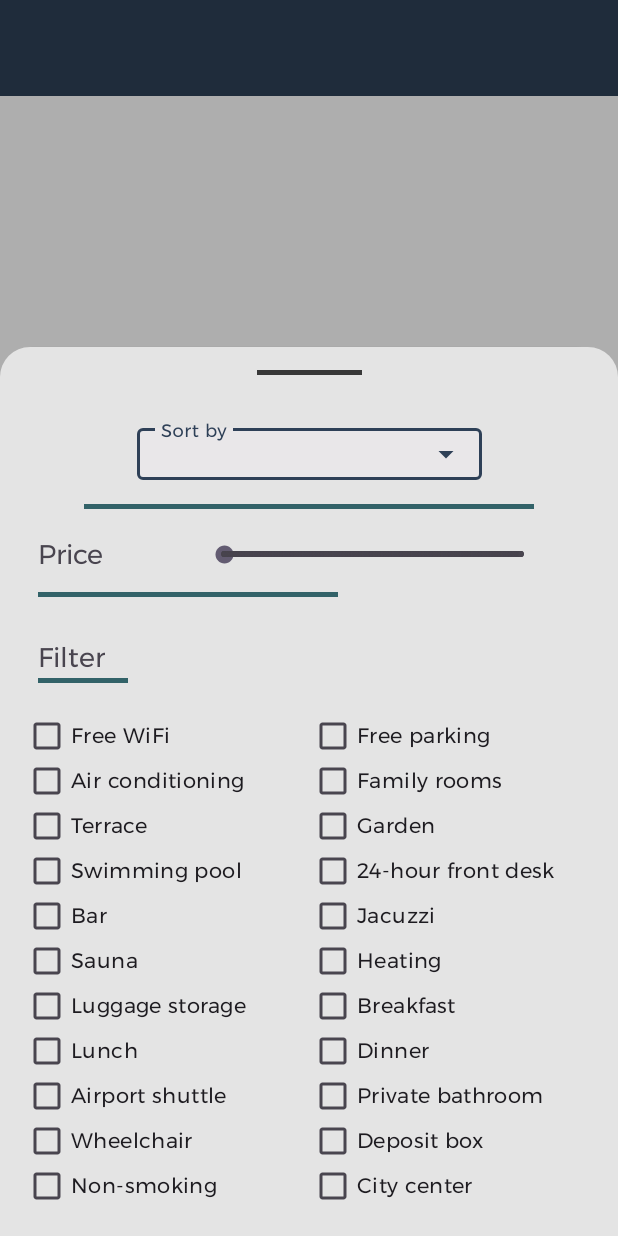
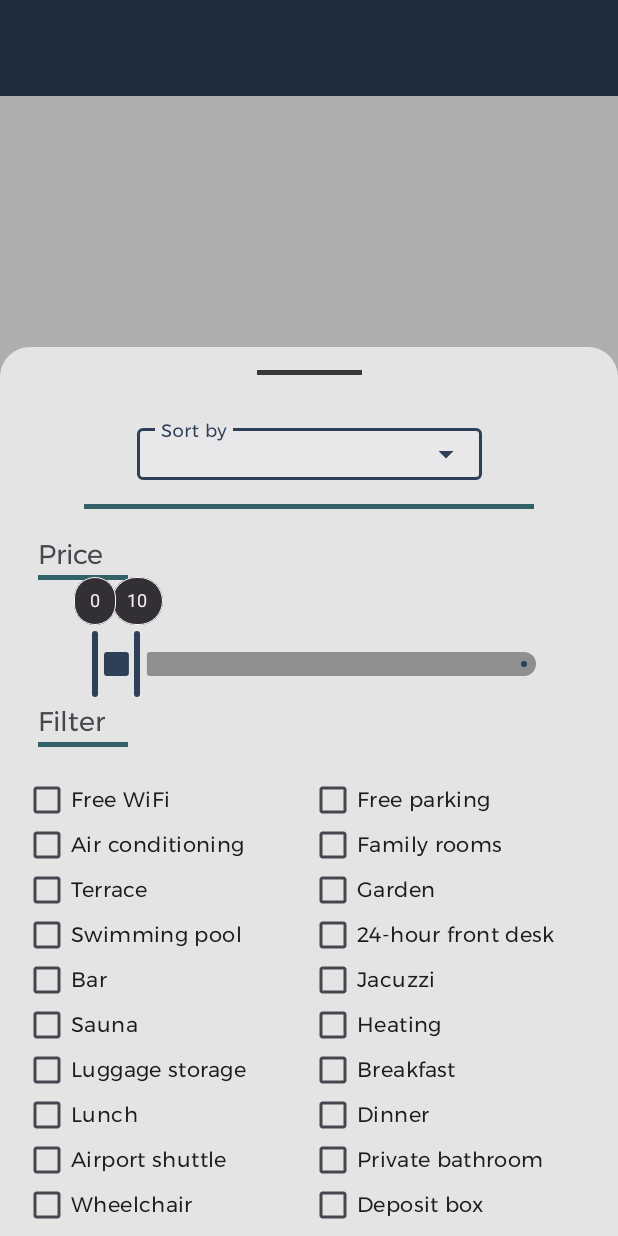
Before and after one commit to Olivera2708/Bookify-mobile, an Android app: the screen it shows after launch (ResultsActivity), after a tap on an icon or button, on a phone screen of 412 x 824 dp. Run offline under Robolectric (Android 15) with nearby library versions, the phone set to English and light mode, and no system bars.

Commit message:
done with price slider

```diff
--- a/app/src/main/res/layout/filter.xml
+++ b/app/src/main/res/layout/filter.xml
@@ -62,39 +62,39 @@
         app:layout_constraintStart_toStartOf="parent"
         app:layout_constraintTop_toBottomOf="@id/lineSort" />
 
-    <SeekBar
+    <com.google.android.material.slider.RangeSlider
         android:id="@+id/priceBar"
-        style="@style/Widget.AppCompat.SeekBar.Discrete"
-        android:layout_width="230dp"
+        android:layout_width="330dp"
         android:layout_height="wrap_content"
-        android:max="1000"
-        android:progress="1"
-        android:layout_marginStart="30dp"
-        app:layout_constraintStart_toEndOf="@id/priceText"
+        android:valueFrom="0"
+        android:valueTo="100"
+        android:layout_marginTop="0dp"
+        app:labelBehavior="visible"
+        app:values="@array/initial_price_values"
+        app:trackColorInactive="?attr/colorSurfaceContainerHighest"
         app:layout_constraintEnd_toEndOf="parent"
-        app:layout_constraintTop_toTopOf="@id/priceText"
-        app:layout_constraintBottom_toBottomOf="@id/priceText"/>
+        app:layout_constraintStart_toStartOf="parent"
+        app:layout_constraintTop_toBottomOf="@+id/linePrice" />
 
     <View
         android:id="@+id/linePrice"
-        android:layout_width="200dp"
+        android:layout_width="60dp"
         android:layout_height="3dp"
         android:layout_gravity="center_horizontal"
-        android:layout_marginVertical="16dp"
+        android:layout_marginVertical="0dp"
         android:background="?colorOutline"
         app:layout_constraintStart_toStartOf="@id/priceText"
-        app:layout_constraintTop_toBottomOf="@+id/priceBar" />
+        app:layout_constraintTop_toBottomOf="@+id/priceText" />
 
     <TextView
         android:id="@+id/filterText"
         android:layout_width="wrap_content"
         android:layout_height="wrap_content"
+        android:layout_marginHorizontal="10dp"
         android:text="@string/filter"
         android:textSize="18sp"
-        android:layout_marginTop="26dp"
-        android:layout_marginHorizontal="10dp"
         app:layout_constraintStart_toStartOf="parent"
-        app:layout_constraintTop_toBottomOf="@id/linePrice"/>
+        app:layout_constraintTop_toBottomOf="@+id/priceBar" />
 
     <View
         android:id="@+id/lineFilter"
@@ -402,7 +402,7 @@
             android:layout_weight="1"
             android:backgroundTint="@color/caribbean"
             android:text="@string/save"
-            android:textColor="@color/light_grey"
+            android:textColor="@color/off_white"
             app:layout_constraintBottom_toBottomOf="parent"
             app:layout_constraintEnd_toEndOf="parent" />
     </LinearLayout>
--- a/app/src/main/res/values-night/themes.xml
+++ b/app/src/main/res/values-night/themes.xml
@@ -6,8 +6,9 @@
         <item name="colorPrimaryContainer">@color/dark_grey</item>
         <item name="colorOnPrimaryContainer">@color/honeydew</item>
 
-        <item name="colorPrimary">@color/light_grey</item>
+        <item name="colorPrimary">@color/off_white</item>
         <item name="colorPrimaryDark">@color/dark_grey</item>
+<!--        <item name="colorSurfaceContainerHighest">@color/off_white</item>-->
 
         <item name="android:windowBackground">@color/dark_background</item>
         <item name="popupMenuBackground">@color/grey</item>
--- /dev/null
+++ b/app/src/main/res/values/arrays.xml
@@ -0,0 +1,7 @@
+<?xml version="1.0" encoding="utf-8"?>
+<resources>
+    <array name="initial_price_values">
+        <item>0</item>
+        <item>10</item>
+    </array>
+</resources>
--- a/app/src/main/res/values/colors.xml
+++ b/app/src/main/res/values/colors.xml
@@ -7,8 +7,9 @@
     <color name="battleship">#A29D92</color>
     <color name="lemon">#FAF0CA</color>
     <color name="honeydew">#D8EBDE</color>
-    <color name="light_grey">#E4E4E4</color>
+    <color name="off_white">#E4E4E4</color>
     <color name="dark_grey">#383838</color>
     <color name="dark_background">#242424</color>
     <color name="grey">#575757</color>
+    <color name="light_grey">#8f8f8f</color>
 </resources>
--- a/app/src/main/res/values/themes.xml
+++ b/app/src/main/res/values/themes.xml
@@ -3,14 +3,15 @@
     <style name="Base.Theme.Bookify" parent="Theme.Material3.DayNight.NoActionBar">
         <!-- Customize your light theme here. -->
         <!-- <item name="colorPrimary">@color/my_light_primary</item> -->
-        <item name="colorPrimaryContainer">@color/light_grey</item>
+        <item name="colorPrimaryContainer">@color/off_white</item>
         <item name="colorOnPrimaryContainer">@color/charcoal</item>
 
         <item name="colorPrimary">@color/charcoal</item>
         <item name="colorPrimaryDark">@color/honeydew</item>
+        <item name="colorSurfaceContainerHighest">@color/light_grey</item>
 
         <item name="android:windowBackground">@color/white</item>
-        <item name="popupMenuBackground">@color/light_grey</item>
+        <item name="popupMenuBackground">@color/off_white</item>
         <item name="colorOutline">@color/caribbean</item>
 
         <item name="android:fontFamily">@font/montserrat</item>
```
